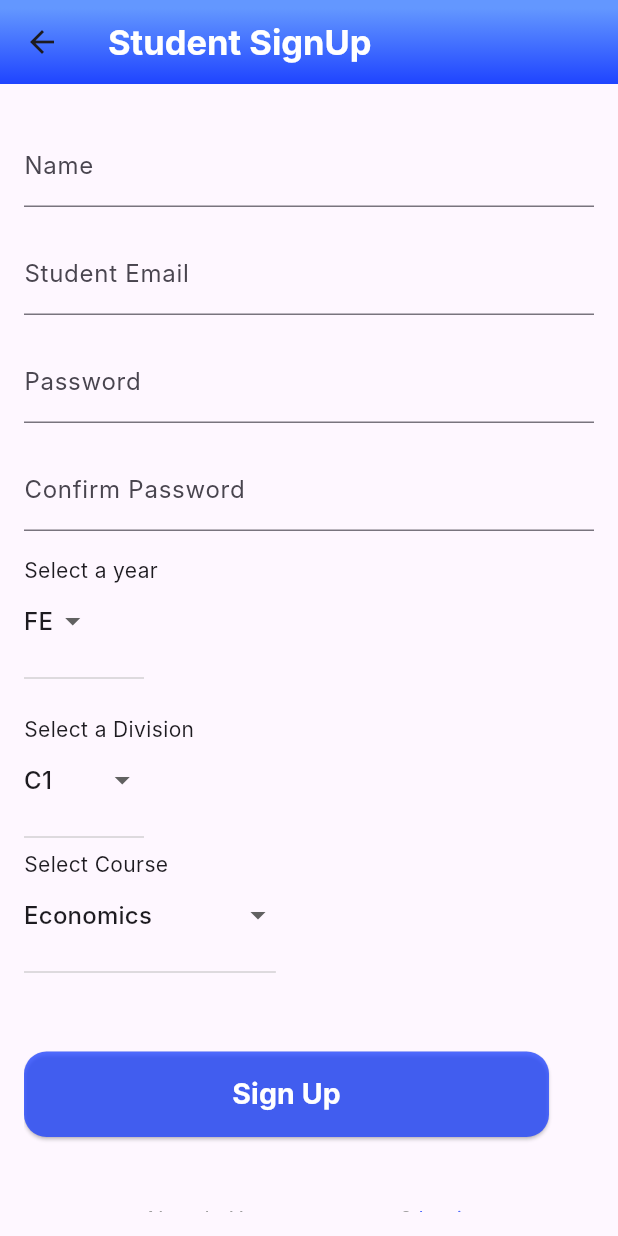
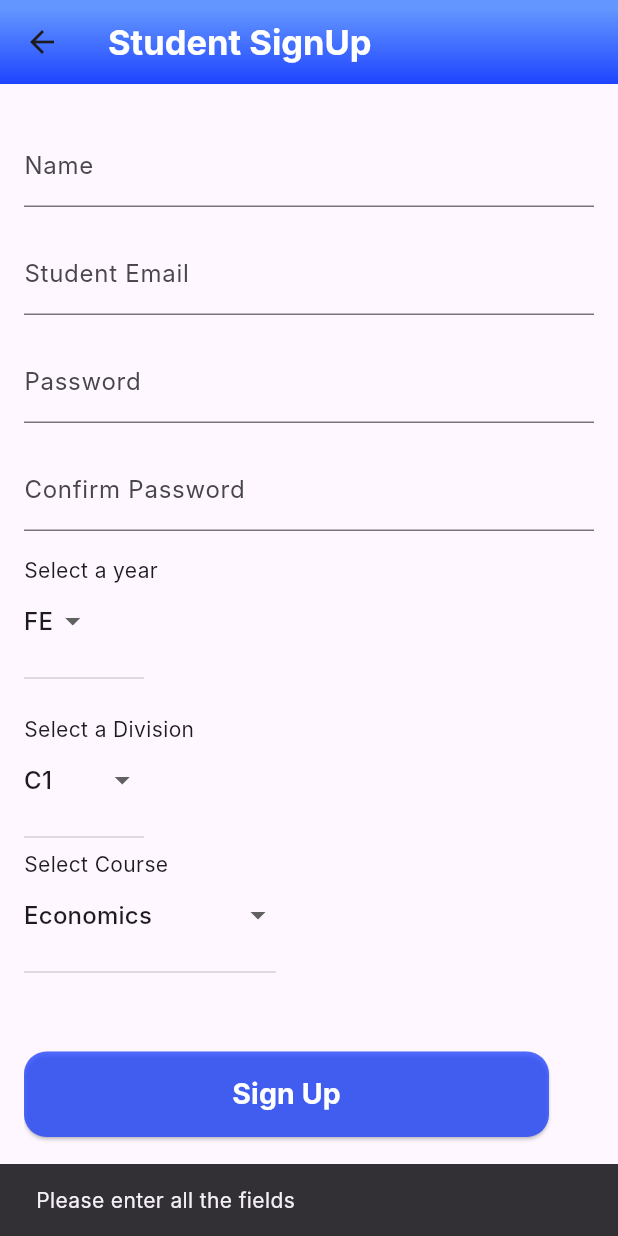
Before and after one commit to SauravHaldar04/innov_2024_overload-oblivion, a Flutter app: the StudentSignup screen opened directly, after a tap on "Sign Up", on a phone screen of 412 x 824 dp. Run offline on Flutter 3.47's test engine with Material 3 defaults, Android fonts, the light colour scheme and no system bars; our stand-ins replace cloud_firestore, firebase_auth, firebase_core; accounts and stored records are empty; Roboto replaces fonts that are missing (Inter).

Commit message:
Adding Student Login and SignUp

```diff
--- a/lib/models/student_model.dart
+++ b/lib/models/student_model.dart
@@ -1,45 +1,43 @@
-// import 'package:cloud_firestore/cloud_firestore.dart';
+import 'package:cloud_firestore/cloud_firestore.dart';
 
-// class Student {
-//   final String uid;
-//   final String email;
-//   final String username;
-//   final String bio;
-//   final String profilepic;
-//   final List followers;
-//   final List following;
+class Student {
+  final String uid;
+  final String email;
+  final String studentname;
+  final String year;
+  final String division;
+  final String course;
 
-//   User(
-//       {required this.uid,
-//       required this.email,
-//       required this.username,
-//       required this.bio,
-//       required this.profilepic,
-//       required this.followers,
-//       required this.following});
+  Student({
+    required this.uid,
+    required this.email,
+    required this.studentname,
+    required this.year,
+    required this.division,
+    required this.course,
+  });
 
-//   Map<String, dynamic> toJson() {
-//     return {
-//       'uid': uid,
-//       'username': username,
-//       'email': email,
-//       'bio': bio,
-//       'profilepic': profilepic,
-//       'followers': followers,
-//       'following': following
-//     };
-//   }
+  Map<String, dynamic> toJson() {
+    return {
+      'uid': uid,
+      'studentname': studentname,
+      'email': email,
+      'year': year,
+      'division': division,
+      'course': course,
+    };
+  }
 
-//   static User fromSnap(DocumentSnapshot snap) {
-//     var snapshot = snap.data() as Map<String, dynamic>;
-//     print(snapshot.toString());
-//     return User(
-//         uid: snapshot['uid'],
-//         email: snapshot['email'],
-//         username: snapshot['username'],
-//         bio: snapshot['bio'],
-//         profilepic: snapshot['profilepic'],
-//         followers: snapshot['followers'],
-//         following: snapshot['following']);
-//   }
-// }
+  static Student fromSnap(DocumentSnapshot snap) {
+    var snapshot = snap.data() as Map<String, dynamic>;
+    print(snapshot.toString());
+    return Student(
+      uid: snapshot['uid'],
+      email: snapshot['email'],
+      studentname: snapshot['studentname'],
+      year: snapshot['year'],
+      division: snapshot['division'],
+      course: snapshot['course'],
+    );
+  }
+}
--- a/lib/resources/auth_methods.dart
+++ b/lib/resources/auth_methods.dart
@@ -0,0 +1,69 @@
+import 'package:cloud_firestore/cloud_firestore.dart';
+import 'package:firebase_auth/firebase_auth.dart';
+import 'package:innovate_2/models/student_model.dart';
+
+class AuthMethods {
+  FirebaseAuth _auth = FirebaseAuth.instance;
+  FirebaseFirestore _firestore = FirebaseFirestore.instance;
+  Future<String> signUpStudent(
+      {required String email,
+      required String password,
+      required String studentname,
+      required String year,
+      required String course,
+      required String division}) async {
+    String res = "Some error occured";
+    try {
+      if (email.isNotEmpty &&
+          password.isNotEmpty &&
+          studentname.isNotEmpty &&
+          year.isNotEmpty &&
+          course.isNotEmpty &&
+          division.isNotEmpty) {
+        UserCredential studentCredential = await _auth
+            .createUserWithEmailAndPassword(email: email, password: password);
+        print(studentCredential.user!.uid);
+
+        Student student = Student(
+          uid: studentCredential.user!.uid,
+          email: email,
+          studentname: studentname,
+          year: year,
+          course: course,
+          division: division,
+        );
+        await _firestore
+            .collection('students')
+            .doc(studentCredential.user!.uid)
+            .set(student.toJson());
+        res = "Success";
+      } else {
+        res = 'Please enter all the fields';
+      }
+      return res;
+    } catch (err) {
+      return err.toString();
+    }
+  }
+
+  Future<String> loginStudent({
+    required String email,
+    required String password,
+  }) async {
+    FirebaseAuth _auth = FirebaseAuth.instance;
+    FirebaseFirestore _firestore = FirebaseFirestore.instance;
+    String res = "Some error occured";
+    try {
+      if (email.isNotEmpty && password.isNotEmpty) {
+        await _auth.signInWithEmailAndPassword(
+            email: email, password: password);
+        res = "Success";
+      } else {
+        res = 'Please enter all the fields';
+      }
+      return res;
+    } catch (err) {
+      return err.toString();
+    }
+  }
+}
--- a/lib/screens/student_signup.dart
+++ b/lib/screens/student_signup.dart
@@ -1,5 +1,8 @@
 import 'package:flutter/material.dart';
 import 'package:innovate_2/global/global_var.dart';
+import 'package:innovate_2/resources/auth_methods.dart';
+import 'package:innovate_2/screens/student_login.dart';
+import 'package:innovate_2/widgets/utils.dart';
 
 class StudentSignup extends StatefulWidget {
   const StudentSignup({super.key});
@@ -9,6 +12,40 @@ class StudentSignup extends StatefulWidget {
 }
 
 class _StudentSignupState extends State<StudentSignup> {
+  TextEditingController _emailController = TextEditingController();
+  TextEditingController _nameController = TextEditingController();
+  TextEditingController _passwordController = TextEditingController();
+  TextEditingController _cpassController = TextEditingController();
+
+  Future<void> signUpStudent() async {
+    String res = await AuthMethods().signUpStudent(
+        email: _emailController.text,
+        password: _passwordController.text,
+        studentname: _nameController.text,
+        year: selectedValue,
+        course: selectedCourse,
+        division: selectedDivision);
+
+    if (res != 'Success') {
+      showSnackBar(context, res);
+    } else {
+      Navigator.of(context).pushReplacement(
+        MaterialPageRoute(
+          builder: (context) => const StudentLogin(),
+        ),
+      );
+    }
+  }
+
+  @override
+  void dispose() {
+    _emailController.dispose();
+    _nameController.dispose();
+    _passwordController.dispose();
+    _cpassController.dispose();
+    super.dispose();
+  }
+
   String selectedValue = "FE";
   String selectedDivision = "C1";
   String selectedCourse = "Economics";
@@ -35,47 +72,59 @@ class _StudentSignupState extends State<StudentSignup> {
               mainAxisAlignment: MainAxisAlignment.center,
               children: [
                 const SizedBox(height: 10.0),
-                const TextField(
-                  decoration: InputDecoration(
+                TextField(
+                  controller: _nameController,
+                  decoration: const InputDecoration(
                     labelText: 'Name',
-                    floatingLabelStyle: TextStyle(color: Color.fromRGBO(31, 68, 255, 0.776)),
+                    floatingLabelStyle:
+                        TextStyle(color: Color.fromRGBO(31, 68, 255, 0.776)),
                     focusColor: Color.fromRGBO(31, 68, 255, 0.776),
                     focusedBorder: UnderlineInputBorder(
-                      borderSide: BorderSide(color: Color.fromRGBO(31, 68, 255, 0.776)),
+                      borderSide:
+                          BorderSide(color: Color.fromRGBO(31, 68, 255, 0.776)),
                     ),
                   ),
                 ),
                 const SizedBox(height: 16.0),
-                const TextField(
-                  decoration: InputDecoration(
+                TextField(
+                  controller: _emailController,
+                  decoration: const InputDecoration(
                     labelText: 'Student Email',
-                    floatingLabelStyle: TextStyle(color: Color.fromRGBO(31, 68, 255, 0.776)),
+                    floatingLabelStyle:
+                        TextStyle(color: Color.fromRGBO(31, 68, 255, 0.776)),
                     focusColor: Color.fromRGBO(31, 68, 255, 0.776),
                     focusedBorder: UnderlineInputBorder(
-                      borderSide: BorderSide(color: Color.fromRGBO(31, 68, 255, 0.776)),
+                      borderSide:
+                          BorderSide(color: Color.fromRGBO(31, 68, 255, 0.776)),
                     ),
                   ),
                 ),
                 const SizedBox(height: 16.0),
-                const TextField(
+                TextField(
+                  controller: _passwordController,
                   obscureText: true,
-                  decoration: InputDecoration(
+                  decoration: const InputDecoration(
                     focusedBorder: UnderlineInputBorder(
-                      borderSide: BorderSide(color: Color.fromRGBO(31, 68, 255, 0.776)),
+                      borderSide:
+                          BorderSide(color: Color.fromRGBO(31, 68, 255, 0.776)),
                     ),
                     labelText: 'Password',
-                    floatingLabelStyle: TextStyle(color: Color.fromRGBO(31, 68, 255, 0.776)),
+                    floatingLabelStyle:
+                        TextStyle(color: Color.fromRGBO(31, 68, 255, 0.776)),
                   ),
                 ),
                 const SizedBox(height: 16.0),
-                const TextField(
+                TextField(
+                  controller: _cpassController,
                   obscureText: true,
-                  decoration: InputDecoration(
+                  decoration: const InputDecoration(
                     focusedBorder: UnderlineInputBorder(
-                      borderSide: BorderSide(color: Color.fromRGBO(31, 68, 255, 0.776)),
+                      borderSide:
+                          BorderSide(color: Color.fromRGBO(31, 68, 255, 0.776)),
                     ),
                     labelText: 'Confirm Password',
-                    floatingLabelStyle: TextStyle(color: Color.fromRGBO(31, 68, 255, 0.776)),
+                    floatingLabelStyle:
+                        TextStyle(color: Color.fromRGBO(31, 68, 255, 0.776)),
                   ),
                 ),
                 const SizedBox(
@@ -148,7 +197,7 @@ class _StudentSignupState extends State<StudentSignup> {
                     ],
                     onChanged: (String? newValue) {
                       setState(() {
-                        selectedValue = newValue!;
+                        selectedDivision = newValue!;
                         // Perform actions based on the selected value
                       });
                     },
@@ -184,7 +233,7 @@ class _StudentSignupState extends State<StudentSignup> {
                     ],
                     onChanged: (String? newValue) {
                       setState(() {
-                        selectedValue = newValue!;
+                        selectedCourse = newValue!;
                         // Perform actions based on the selected value
                       });
                     },
@@ -192,8 +241,8 @@ class _StudentSignupState extends State<StudentSignup> {
                 ),
                 const SizedBox(height: 45.0),
                 ElevatedButton(
-                  onPressed: () {
-                    // Perform student login logic here
+                  onPressed: () async {
+                    await signUpStudent();
                   },
                   style: ElevatedButton.styleFrom(
                     backgroundColor: Color.fromRGBO(31, 68, 255, 0.776),
@@ -225,9 +274,8 @@ class _StudentSignupState extends State<StudentSignup> {
                     ),
                     GestureDetector(
                       onTap: () {
-                        // Navigator.of(context).push(MaterialPageRoute(
-                        //     builder: (_) => const StudentSignupPage()
-                        //     ));
+                        Navigator.of(context).push(MaterialPageRoute(
+                            builder: (_) => const StudentLogin()));
                       },
                       child: const Text(
                         'Login',
--- /dev/null
+++ b/lib/widgets/utils.dart
@@ -0,0 +1,7 @@
+import 'package:flutter/material.dart';
+
+showSnackBar(BuildContext context, String content) {
+  ScaffoldMessenger.of(context).showSnackBar(
+    SnackBar(content: Text(content)),
+  );
+}
```
Also changed, not shown: lib/screens/student_login.dart (+38 -21 lines).
